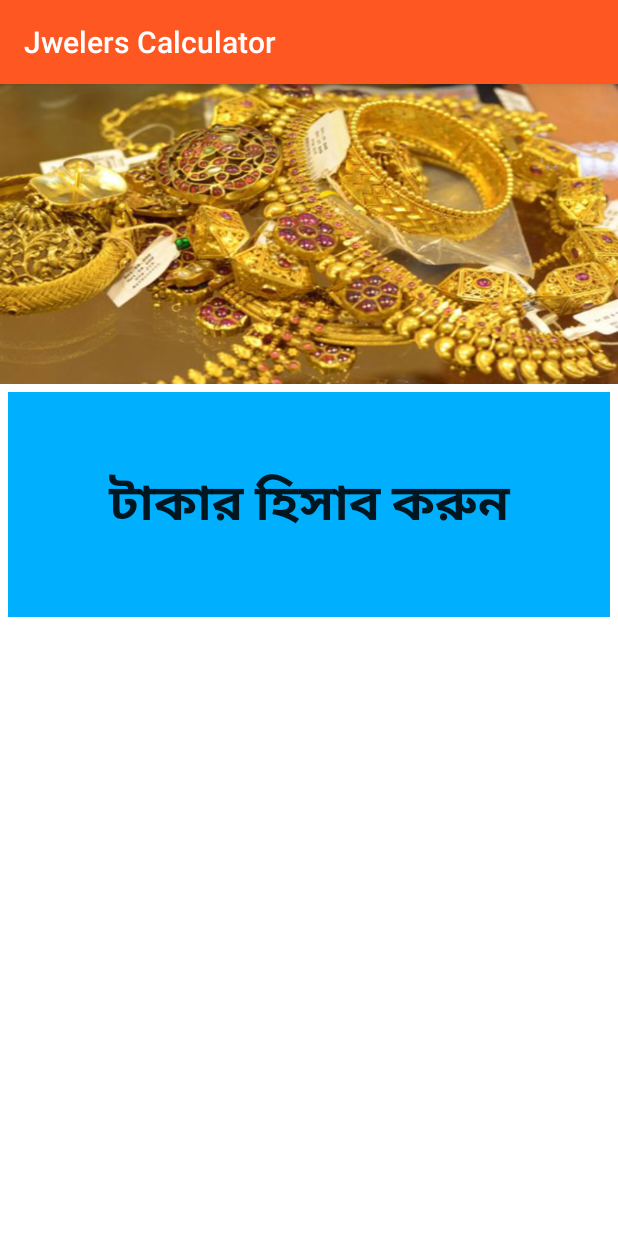
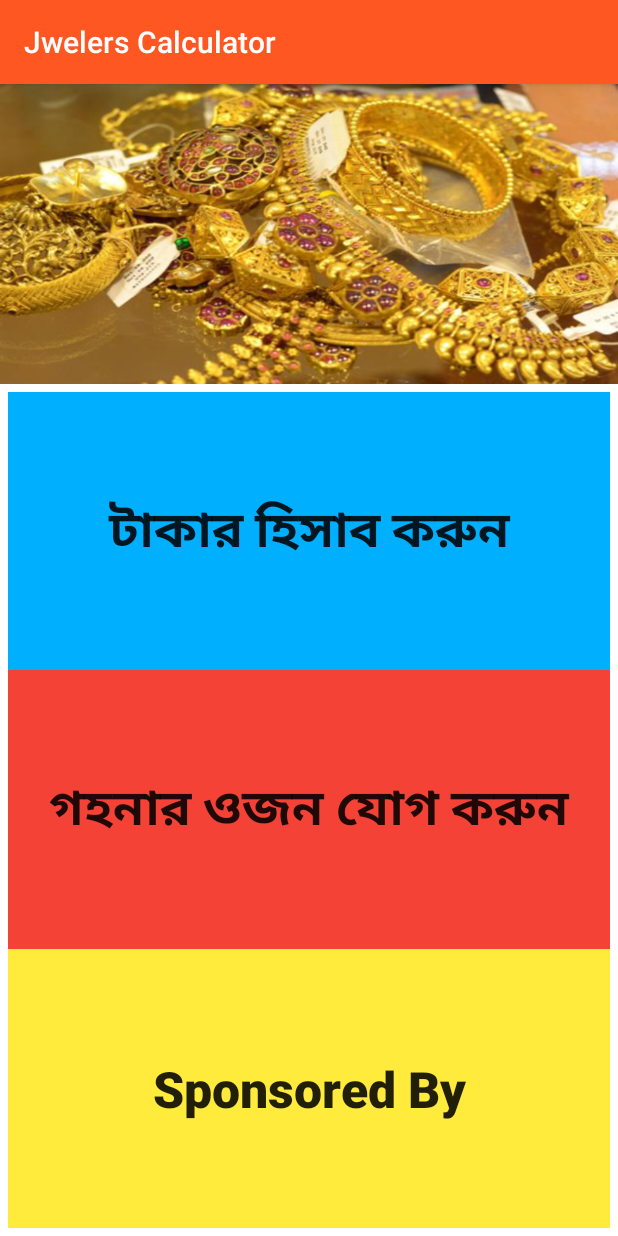
Before and after one commit to hridoykrisnadas/Jwelers_Calculator_Old, an Android app: the screen it shows after launch (MainActivity), on a phone screen of 412 x 824 dp. Run offline under Robolectric (Android 15) with nearby library versions, the phone set to English and light mode, and no system bars.

Commit message:
Update coded

```diff
--- a/app/src/main/AndroidManifest.xml
+++ b/app/src/main/AndroidManifest.xml
@@ -9,7 +9,8 @@
         android:roundIcon="@mipmap/ic_launcher_round"
         android:supportsRtl="true"
         android:theme="@style/AppTheme">
-        <activity android:name=".Tk_Activity"></activity>
+        <activity android:name=".Sum_Acitivity"></activity>
+        <activity android:name=".Tk_Activity" />
         <activity android:name=".MainActivity">
             <intent-filter>
                 <action android:name="android.intent.action.MAIN" />
--- a/app/src/main/java/com/moontechit/jwellerscalculator/MainActivity.java
+++ b/app/src/main/java/com/moontechit/jwellerscalculator/MainActivity.java
@@ -44,7 +44,7 @@ public class MainActivity extends AppCompatActivity {
         viewflipper.setFlipInterval(3000);
         viewflipper.setAutoStart(true);
 
-        viewflipper.setOutAnimation(this, android.R.anim.slide_in_left);
-        viewflipper.setInAnimation(this, android.R.anim.slide_out_right);
+        viewflipper.setInAnimation(this, android.R.anim.fade_in);
+        viewflipper.setOutAnimation(this, android.R.anim.fade_out);
     }
 }
--- a/app/src/main/java/com/moontechit/jwellerscalculator/Tk_Activity.java
+++ b/app/src/main/java/com/moontechit/jwellerscalculator/Tk_Activity.java
@@ -44,7 +44,7 @@ public class Tk_Activity extends AppCompatActivity {
                 inputRothi = Integer.parseInt(rothi.getText().toString());
                 inputPoint = Integer.parseInt(point.getText().toString());
 
-                if (inputPrice >= 0 && inputVori >= 0 && inputAna >= 0 && inputAna <= 16 && inputRothi >= 0 && inputRothi <= 6 && inputPoint >= 0 && inputPoint <= 10) {
+                if (inputPrice >= 0 && inputVori >= 0 && inputAna >= 0 && inputAna < 16 && inputRothi >= 0 && inputRothi < 6 && inputPoint >= 0 && inputPoint < 10) {
 
                     float v = inputPrice;
                     float a = v / 16;
--- a/app/src/main/res/layout/activity_main.xml
+++ b/app/src/main/res/layout/activity_main.xml
@@ -16,15 +16,18 @@
         android:layout_centerHorizontal="true"
         android:background="#DABC5B"></ViewFlipper>
 
-    <RelativeLayout
+    <LinearLayout
+        android:layout_height="match_parent"
+        android:orientation="vertical"
         android:layout_width="match_parent"
-        android:layout_height="wrap_content"
+        android:weightSum="3"
         android:layout_below="@id/viewFlipper"
         android:layout_centerHorizontal="true"
         android:layout_margin="5dp"
         android:background="#f000">
 
         <Button
+            android:layout_weight="1"
             android:id="@+id/TkButtonId"
             android:layout_width="match_parent"
             android:layout_height="150dp"
@@ -35,7 +38,32 @@
             android:textSize="15pt"
             android:textStyle="bold" />
 
-    </RelativeLayout>
+        <Button
+            android:id="@+id/SumButtonId"
+            android:layout_width="match_parent"
+            android:layout_height="150dp"
+            android:layout_weight="1"
+            android:background="#F44336"
+            android:foregroundGravity="center"
+            android:text="গহনার ওজন যোগ করুন"
+            android:textColorHint="#3D5AFE"
+            android:textSize="15pt"
+            android:textStyle="bold" />
+
+        <Button
+            android:id="@+id/SponsoredButtonID"
+            android:layout_width="match_parent"
+            android:layout_height="150dp"
+            android:layout_weight="1"
+            android:background="#FFEB3B"
+            android:foregroundGravity="center"
+            android:text="Sponsored By"
+            android:textAllCaps="false"
+            android:textColorHint="#3D5AFE"
+            android:textSize="15pt"
+            android:textStyle="bold" />
+
+    </LinearLayout>
 
 
 </RelativeLayout>
```
Also changed, not shown: app/src/main/java/com/moontechit/jwellerscalculator/Sum_Acitivity.java (added, +14 -0 lines), app/src/main/res/layout/activity_sum.xml (added, +53 -0 lines), app/src/main/res/layout/activity_tk.xml (+8 -3 lines).
